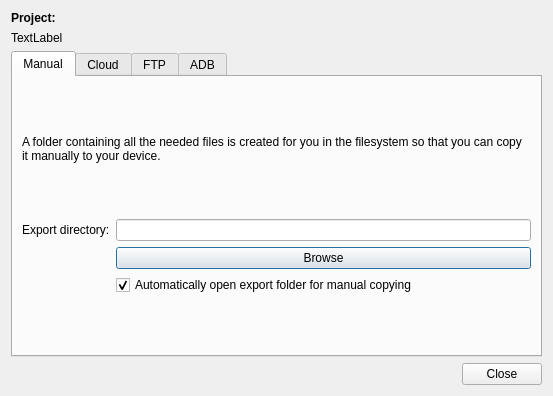
Qt form qfieldsync/ui/push_dialog_base.ui (opengisch/qfieldsync) before a commit.
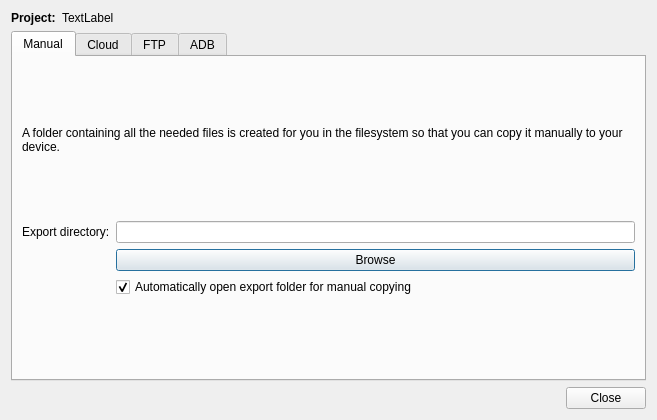
The same form after that commit.

The edit to the form file:
```diff
--- a/qfieldsync/ui/push_dialog_base.ui
+++ b/qfieldsync/ui/push_dialog_base.ui
@@ -6,8 +6,8 @@
    <rect>
     <x>0</x>
     <y>0</y>
-    <width>553</width>
-    <height>396</height>
+    <width>657</width>
+    <height>420</height>
    </rect>
   </property>
   <property name="windowTitle">
@@ -15,6 +15,8 @@
   </property>
   <layout class="QVBoxLayout" name="verticalLayout">
    <item>
+    <layout class="QHBoxLayout" name="horizontalLayout">
+     <item>
     <widget class="QLabel" name="label_2">
      <property name="text">
       <string>&lt;html&gt;&lt;head/&gt;&lt;body&gt;&lt;p&gt;&lt;span style=&quot; font-weight:600;&quot;&gt;Project:&lt;/span&gt;&lt;/p&gt;&lt;/body&gt;&lt;/html&gt;</string>
@@ -26,10 +28,18 @@
    </item>
    <item>
     <widget class="QLabel" name="project_lbl">
+       <property name="sizePolicy">
+        <sizepolicy hsizetype="MinimumExpanding" vsizetype="Preferred">
+         <horstretch>0</horstretch>
+         <verstretch>0</verstretch>
+        </sizepolicy>
+       </property>
      <property name="text">
       <string>TextLabel</string>
      </property>
     </widget>
+     </item>
+    </layout>
    </item>
    <item>
     <widget class="QTabWidget" name="tabWidget">
```
Lines whose indentation alone changed are shown as unchanged.
